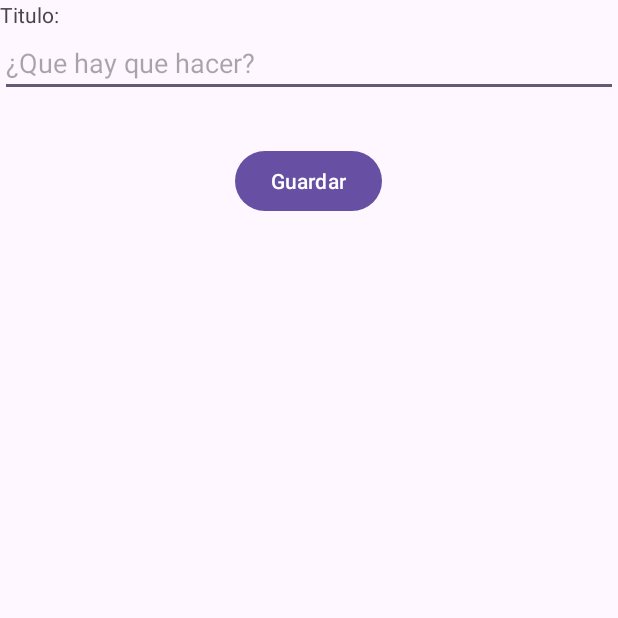
After one commit to perniabeya/To-Do-App, an Android app: the TaskActivity screen opened directly, with no data from a screen before it, on a phone screen of 412 x 824 dp, the top half of it. The commit adds this screen. Run offline under Robolectric (Android 15) with nearby library versions, the phone set to English and light mode, and no system bars.

Commit message:
Added a TaskActivity for Task creation. Modified MainActivity to refresh the task list when it will be visible. Refactor and organize project.

```diff
--- a/app/src/main/AndroidManifest.xml
+++ b/app/src/main/AndroidManifest.xml
@@ -13,7 +13,10 @@
         android:theme="@style/Theme.ToDoApp"
         tools:targetApi="31">
         <activity
-            android:name=".MainActivity"
+            android:name=".activities.TaskActivity"
+            android:exported="false" />
+        <activity
+            android:name=".activities.MainActivity"
             android:exported="true">
             <intent-filter>
                 <action android:name="android.intent.action.MAIN" />
--- /dev/null
+++ b/app/src/main/java/com/example/to_do_app/activities/TaskActivity.kt
@@ -0,0 +1,43 @@
+package com.example.to_do_app.activities
+
+import android.os.Bundle
+import androidx.activity.enableEdgeToEdge
+import androidx.appcompat.app.AppCompatActivity
+import androidx.core.view.ViewCompat
+import androidx.core.view.WindowInsetsCompat
+import com.example.to_do_app.R
+import com.example.to_do_app.data.Task
+import com.example.to_do_app.data.TaskDAO
+import com.example.to_do_app.databinding.ActivityTaskBinding
+
+class TaskActivity : AppCompatActivity() {
+    lateinit var binding: ActivityTaskBinding
+
+    lateinit var taskDAO: TaskDAO
+
+    override fun onCreate(savedInstanceState: Bundle?) {
+        super.onCreate(savedInstanceState)
+        enableEdgeToEdge()
+
+        binding = ActivityTaskBinding.inflate(layoutInflater)
+        setContentView(binding.root)
+        //setContentView(R.layout.activity_task)
+        ViewCompat.setOnApplyWindowInsetsListener(findViewById(R.id.main)) { v, insets ->
+            val systemBars = insets.getInsets(WindowInsetsCompat.Type.systemBars())
+            v.setPadding(systemBars.left, systemBars.top, systemBars.right, systemBars.bottom)
+            insets
+        }
+
+        taskDAO = TaskDAO(this)
+
+        binding.saveButton.setOnClickListener {
+            val title = binding.titleEditText.text.toString()
+
+            val task = Task(-1L, title)
+
+            taskDAO.insert(task)
+
+            finish()
+        }
+    }
+}
--- /dev/null
+++ b/app/src/main/res/drawable/ic_add.xml
@@ -0,0 +1,5 @@
+<vector xmlns:android="http://schemas.android.com/apk/res/android" android:height="24dp" android:tint="#000000" android:viewportHeight="24" android:viewportWidth="24" android:width="24dp">
+
+    <path android:fillColor="@android:color/white" android:pathData="M19,13h-6v6h-2v-6H5v-2h6V5h2v6h6v2z"/>
+
+</vector>
--- /dev/null
+++ b/app/src/main/res/drawable/ic_delete.xml
@@ -0,0 +1,5 @@
+<vector xmlns:android="http://schemas.android.com/apk/res/android" android:height="24dp" android:tint="#000000" android:viewportHeight="24" android:viewportWidth="24" android:width="24dp">
+
+    <path android:fillColor="@android:color/white" android:pathData="M6,19c0,1.1 0.9,2 2,2h8c1.1,0 2,-0.9 2,-2V7H6v12zM19,4h-3.5l-1,-1h-5l-1,1H5v2h14V4z"/>
+
+</vector>
--- /dev/null
+++ b/app/src/main/res/layout/activity_task.xml
@@ -0,0 +1,30 @@
+<?xml version="1.0" encoding="utf-8"?>
+<LinearLayout xmlns:android="http://schemas.android.com/apk/res/android"
+    xmlns:app="http://schemas.android.com/apk/res-auto"
+    xmlns:tools="http://schemas.android.com/tools"
+    android:id="@+id/main"
+    android:layout_width="match_parent"
+    android:layout_height="match_parent"
+    android:orientation="vertical"
+    tools:context=".activities.TaskActivity">
+
+    <TextView
+        android:layout_width="match_parent"
+        android:layout_height="wrap_content"
+        android:text="Titulo:"/>
+
+    <EditText
+        android:id="@+id/titleEditText"
+        android:layout_width="match_parent"
+        android:layout_height="wrap_content"
+        android:hint="¿Que hay que hacer?"/>
+
+    <Button
+        android:id="@+id/saveButton"
+        android:layout_width="wrap_content"
+        android:layout_height="wrap_content"
+        android:text="Guardar"
+        android:layout_gravity="center_horizontal"
+        android:layout_marginTop="32dp"/>
+
+</LinearLayout>
```
Also changed, not shown: app/build.gradle.kts (+5 -2 lines), app/src/main/java/com/example/to_do_app/MainActivity.kt (deleted, +0 -20 lines), app/src/main/java/com/example/to_do_app/activities/MainActivity.kt (added, +58 -0 lines), app/src/main/java/com/example/to_do_app/adapters/TaskAdapter.kt (added, +39 -0 lines), app/src/main/java/com/example/to_do_app/data/Task.kt (added, +17 -0 lines), app/src/main/java/com/example/to_do_app/data/TaskDAO.kt (added, +147 -0 lines), app/src/main/java/com/example/to_do_app/utils/DatabaseManager.kt (added, +37 -0 lines), app/src/main/res/layout/activity_main.xml (+14 -5 lines), app/src/main/res/layout/item_task.xml (added, +29 -0 lines).
